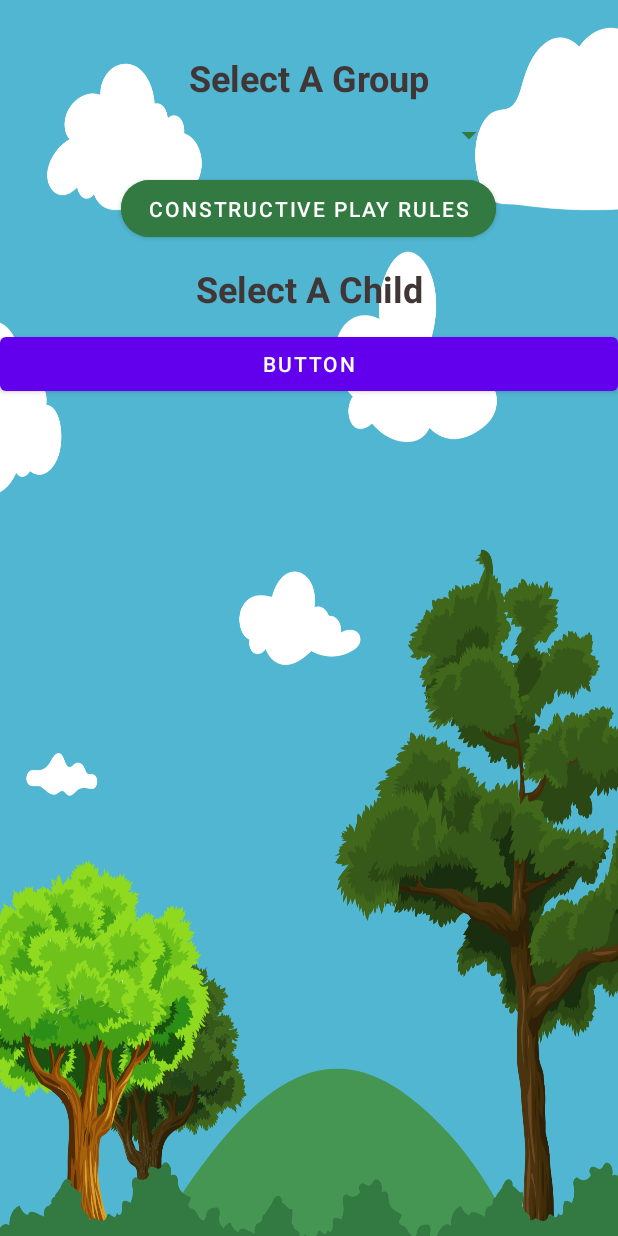
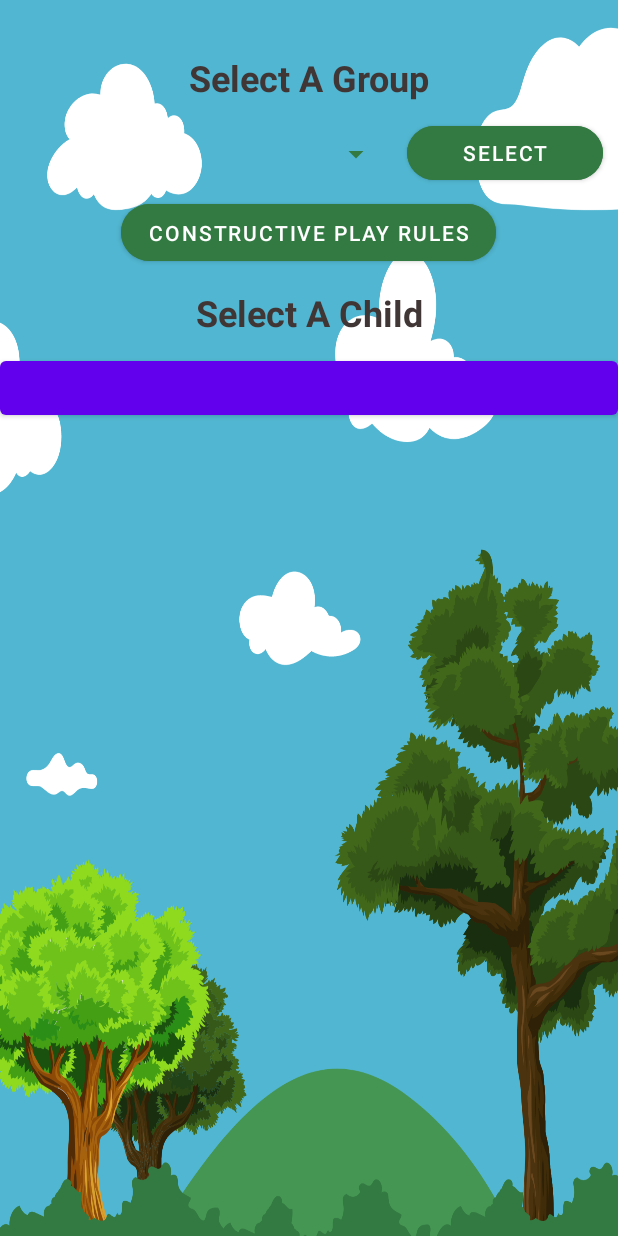
Before and after one commit to GroupA-SODV2999-CapstoneProject/FindAndPlay, an Android app: the PlayerSelect screen opened directly, with no data from a screen before it, on a phone screen of 412 x 824 dp. Run offline under Robolectric (Android 15) with nearby library versions, the phone set to English and light mode, and no system bars; our stand-ins replace Firebase (no records; nobody signed in at launch, a user with empty details on screens opened directly).

Commit message:
Make buttons for selected group in dropdown.

```diff
--- a/app/src/main/java/com/hfad/findandplayA/PlayerSelect.java
+++ b/app/src/main/java/com/hfad/findandplayA/PlayerSelect.java
@@ -1,29 +1,38 @@
 package com.hfad.findandplayA;
 
-import androidx.appcompat.app.AppCompatActivity;
-
-import com.hfad.findandplayA.Groups;
-
+import android.content.Context;
 import android.content.Intent;
 import android.content.res.ColorStateList;
 import android.graphics.drawable.GradientDrawable;
 import android.os.Bundle;
+import android.util.Log;
 import android.view.View;
-import android.widget.AdapterView;
 import android.widget.ArrayAdapter;
 import android.widget.Button;
 import android.widget.LinearLayout;
 import android.widget.ScrollView;
 import android.widget.Spinner;
+
+import androidx.annotation.NonNull;
+import androidx.appcompat.app.AppCompatActivity;
+
+import com.google.android.gms.tasks.OnCompleteListener;
+import com.google.android.gms.tasks.Task;
+import com.google.firebase.firestore.FirebaseFirestore;
+import com.google.firebase.firestore.QueryDocumentSnapshot;
+import com.google.firebase.firestore.QuerySnapshot;
+
 import java.util.ArrayList;
 
 
-public class PlayerSelect extends AppCompatActivity implements AdapterView.OnItemSelectedListener{
+public class PlayerSelect extends AppCompatActivity{
 
-    private Button  constructivePlayBtn;
+    private Button  constructivePlayBtn, selectBtn;
+    private final String TAG  = "PlayerSelect";
     private Spinner spinner;
     LinearLayout playerButtonLayout;
     ScrollView playerButtonScrollView;
+    Context context;
 
     // childGroups
     private ArrayList<String> allChildGroups = new ArrayList<>();
@@ -37,21 +46,34 @@ public class PlayerSelect extends AppCompatActivity implements AdapterView.OnIte
     protected void onCreate(Bundle savedInstanceState) {
         super.onCreate(savedInstanceState);
         setContentView(R.layout.activity_player_select);
+        context = this;
+        selectBtn = findViewById(R.id.groupSelectBtn);
 
         spinner = (Spinner)findViewById(R.id.groupSelectSpinner); // Dropdown menu for groups
-        spinner.setOnItemSelectedListener(this);
 
         playerButtonLayout = findViewById(R.id.playerButtonLinearLayoutID); // Linear Layout where buttons will be added
         playerButtonScrollView = findViewById(R.id.playerButtonScrollViewLayout); // ScrollView Layout where buttons will be added
         constructivePlayBtn = (Button) findViewById(R.id.constructivePlayRulesBtn);
 
-        getChildGroups();
-
+        FirebaseFirestore db= FirebaseFirestore.getInstance();
+        db.collection("Groups")
+                .get()
+                .addOnCompleteListener(new OnCompleteListener<QuerySnapshot>() {
+                    @Override
+                    public void onComplete(@NonNull Task<QuerySnapshot> task) {
+                        if (task.isSuccessful()) {
+                            for (QueryDocumentSnapshot document : task.getResult()) {
+                                allChildGroups.add(document.getId());
+                            }
                                 // setting childGroups to the dropdown
-        ArrayAdapter<String> adapter = new ArrayAdapter<String>(this, android.R.layout.simple_spinner_dropdown_item, allChildGroups);
+                                ArrayAdapter<String> adapter = new ArrayAdapter<String>(context, android.R.layout.simple_spinner_dropdown_item, allChildGroups);
                                 adapter.setDropDownViewResource((android.R.layout.simple_spinner_dropdown_item)); // Setting dropdown
-        adapter.notifyDataSetChanged();
                                 spinner.setAdapter(adapter);
+                        }else {
+                            Log.w("TAG", "Error getting documents.", task.getException());
+                        }
+                    }
+                });
 
         constructivePlayBtn.setOnClickListener(new View.OnClickListener() {
             @Override
@@ -61,43 +83,48 @@ public class PlayerSelect extends AppCompatActivity implements AdapterView.OnIte
 //                startActivity(constructivePlayIntent);
             }
         });
+
+        selectBtn.setOnClickListener(new View.OnClickListener() {
+            @Override
+            public void onClick(View v) {
+                selectedGroup = spinner.getSelectedItem().toString();
+                createPlayerButtons(selectedGroup);
+            }
+        });
     }
 
-    @Override
-    public void onItemSelected(AdapterView<?> adapterView, View view, int i, long l) {
-        System.out.print("Testing");
-        selectedGroup = spinner.getSelectedItem().toString(); // Getting the selected group
-        createPlayerButtons(selectedGroup);
-    }
-
-    @Override
-    public void onNothingSelected(AdapterView<?> adapterView) {
-
-    }
 
     // gets the child groups via the Groups class and saves them to the allChildGroups ArrayList
     public void getChildGroups(){
         Groups groups = new Groups();
 
         allChildGroups = groups.getGroups();
+
         System.out.print(allChildGroups.toString());
     }
 
     // Will create and add buttons for each child present in a selected group
     protected void createPlayerButtons(String selectedGroup){
-        Groups groups = new Groups();
-
-        allChildren = groups.getChildren();
-        System.out.print(allChildren);
-
-        for (int i = 0; i <= allChildren.size(); i++){
+        FirebaseFirestore db= FirebaseFirestore.getInstance();
+        db.collection("Groups")
+                .document(selectedGroup)
+                .collection("Children")
+                .get()
+                .addOnCompleteListener(task -> {
+                    if (task.isSuccessful()) {
+                        Log.d(TAG, "Query successful: " + selectedGroup);
+                        for (QueryDocumentSnapshot document : task.getResult()) {
+                            Log.d(TAG, document.getId() + " => " + document.getData());
+                            allChildren.add(document.getId());
+                        }
+                        for (int i = 0; i < allChildren.size(); i++) {
 
                             String childName = allChildren.get(i);
 
-            final Button playerButton = new Button(this);
+                            final Button playerButton = new Button(context);
 
-            LinearLayout.LayoutParams buttonParams = new LinearLayout.LayoutParams(390,50);
-            buttonParams.setMargins(10,2,10,2);
+                            LinearLayout.LayoutParams buttonParams = new LinearLayout.LayoutParams(390, 50);
+                            buttonParams.setMargins(10, 2, 10, 2);
 
                             playerButton.setText(childName);
                             playerButton.setBackgroundTintList(ColorStateList.valueOf(getResources().getColor(R.color.darkGreen))); // Sets the button to red
@@ -116,6 +143,10 @@ public class PlayerSelect extends AppCompatActivity implements AdapterView.OnIte
                             });
                             playerButtonLayout.addView(playerButton); //Creates the new button within the above params
                         }
+                    } else {
+                        Log.w(TAG, "Error getting documents.", task.getException());
+                    }
+                });
     }
 
     //Function to open the camera activity
@@ -123,5 +154,4 @@ public class PlayerSelect extends AppCompatActivity implements AdapterView.OnIte
         Intent startGameIntent = new Intent(PlayerSelect.this, CameraFunctionality.class);
         startActivity(startGameIntent);
     }
-
 }
--- a/app/src/main/res/layout-sw600dp/activity_player_select.xml
+++ b/app/src/main/res/layout-sw600dp/activity_player_select.xml
@@ -13,36 +13,58 @@
         android:id="@+id/groupSelectTitleTextView"
         android:layout_width="match_parent"
         android:layout_height="wrap_content"
-        android:layout_marginTop="70dp"
+        android:layout_marginTop="35dp"
         android:layout_marginBottom="20dp"
         android:gravity="center_horizontal"
-        android:text="Select A Group"
+        android:text="@string/selectGrouptitle"
         android:textColor="#413636"
-        android:textSize="70sp"
-        android:textStyle="bold" />
+        android:textSize="40sp"
+        android:textStyle="bold"
+        tools:ignore="TextContrastCheck" />
 
-    <Spinner
-        android:id="@+id/groupSelectSpinner"
+    <LinearLayout
         android:layout_width="match_parent"
-        android:layout_height="75dp"
-        android:layout_marginLeft="75dp"
-        android:layout_marginRight="75dp"
-        android:layout_marginBottom="20dp"
-        android:textAlignment="center" />
+        android:layout_height="100dp"
+        android:orientation="horizontal">
+
+        <Spinner
+            android:id="@+id/groupSelectSpinner"
+            android:layout_width="0dp"
+            android:layout_height="match_parent"
+            android:layout_marginStart="100dp"
+            android:layout_marginEnd="100dp"
+            android:layout_weight="2"
+            android:backgroundTint="@color/darkGreen"
+            android:clickable="false"
+            android:prompt="@string/spinner_prompt"
+            android:textAlignment="center"
+            tools:ignore="SpeakableTextPresentCheck" />
+
+        <Button
+            android:id="@+id/groupSelectBtn"
+            android:layout_width="0dp"
+            android:layout_height="match_parent"
+            android:layout_marginStart="50dp"
+            android:layout_marginEnd="50dp"
+            android:layout_weight="1"
+            android:text="@string/selectBtn"
+            android:backgroundTint="@color/darkGreen"
+            app:cornerRadius="50dp"/>
+    </LinearLayout>
 
     <Button
         android:id="@+id/constructivePlayRulesBtn"
-        android:layout_width="500dp"
+        android:layout_width="250dp"
         android:layout_height="100dp"
         android:layout_gravity="center_horizontal"
         android:layout_marginLeft="10dp"
-        android:layout_marginTop="2dp"
+        android:layout_marginTop="50dp"
         android:layout_marginRight="10dp"
-        android:layout_marginBottom="20dp"
+        android:layout_marginBottom="50dp"
         android:backgroundTint="@color/darkGreen"
-        android:text="Constructive Play Rules"
-        android:textSize="30sp"
-        app:cornerRadius="50dp" />
+        android:text="@string/constrPlayTitle"
+        app:cornerRadius="50dp"
+        tools:ignore="TextContrastCheck" />
 
     <ScrollView
         android:id="@+id/playerButtonScrollViewLayout"
@@ -59,69 +81,22 @@
                 android:id="@+id/playerSelectTitleTextView"
                 android:layout_width="match_parent"
                 android:layout_height="wrap_content"
-                android:layout_marginTop="20sp"
+                android:layout_marginTop="10sp"
                 android:layout_marginBottom="20sp"
                 android:gravity="center_horizontal"
-                android:text="Select A Child"
+                android:text="@string/selectchildTitle"
                 android:textColor="#413636"
-                android:textSize="70sp"
-                android:textStyle="bold" />
+                android:textSize="40sp"
+                android:textStyle="bold"
+                tools:ignore="TextContrastCheck" />
 
-            <TextView
-                android:id="@+id/colorDescriptionTextView"
+            <Button
+                android:id="@+id/button3"
                 android:layout_width="match_parent"
                 android:layout_height="wrap_content"
-                android:layout_marginLeft="60sp"
-                android:layout_marginRight="60sp"
-                android:layout_marginBottom="20sp"
-                android:gravity="center_horizontal"
-                android:text="@string/player_color_change_text"
-                android:textColor="#413636"
-                android:textSize="30sp"
-                android:textStyle="bold" />
+                tools:ignore="SpeakableTextPresentCheck" />
 
 
-            <Button
-                android:id="@+id/playerOneBtn"
-                android:layout_width="800dp"
-                android:layout_height="100dp"
-                android:layout_gravity="center_horizontal"
-                android:layout_marginLeft="10dp"
-                android:layout_marginTop="10dp"
-                android:layout_marginRight="10dp"
-                android:layout_marginBottom="10dp"
-                android:backgroundTint="@color/playerBtnRed"
-                android:text="Brian"
-                android:textSize="30sp"
-                app:cornerRadius="50dp" />
-
-            <Button
-                android:id="@+id/playerTwoBtn"
-                android:layout_width="800dp"
-                android:layout_height="100dp"
-                android:layout_gravity="center_horizontal"
-                android:layout_marginLeft="10dp"
-                android:layout_marginTop="10dp"
-                android:layout_marginRight="10dp"
-                android:layout_marginBottom="10dp"
-                android:backgroundTint="@color/darkGreen"
-                android:text="Ashlee"
-                android:textSize="30sp"
-                app:cornerRadius="50dp" />
-
-            <Button
-                android:id="@+id/playerThreeBtn"
-                android:layout_width="800dp"
-                android:layout_height="100dp"
-                android:layout_gravity="center_horizontal"
-                android:layout_marginLeft="10dp"
-                android:layout_marginTop="10dp"
-                android:layout_marginRight="10dp"
-                android:layout_marginBottom="10dp"
-                android:backgroundTint="@color/playerBtnRed"
-                android:text="Arron"
-                android:textSize="30sp"
-                app:cornerRadius="50dp" />
         </LinearLayout>
     </ScrollView>
 </LinearLayout>
--- a/app/src/main/res/layout/activity_player_select.xml
+++ b/app/src/main/res/layout/activity_player_select.xml
@@ -16,22 +16,39 @@
         android:layout_marginTop="35dp"
         android:layout_marginBottom="10dp"
         android:gravity="center_horizontal"
-        android:text="Select A Group"
+        android:text="@string/selectGrouptitle"
         android:textColor="#413636"
         android:textSize="24sp"
-        android:textStyle="bold" />
+        android:textStyle="bold"
+        tools:ignore="TextContrastCheck" />
 
-    <Spinner
-        android:id="@+id/groupSelectSpinner"
+    <LinearLayout
         android:layout_width="match_parent"
-        android:layout_height="wrap_content"
-        android:layout_marginLeft="75dp"
-        android:layout_marginRight="75dp"
-        android:layout_marginBottom="10dp"
-        android:backgroundTint="@color/darkGreen"
-        android:prompt="@string/spinner_prompt"
-        android:spinnerMode="dropdown"
-        android:textAlignment="center" />
+        android:layout_height="50dp"
+        android:orientation="horizontal">
+
+        <Spinner
+            android:id="@+id/groupSelectSpinner"
+            android:layout_width="0dp"
+            android:layout_height="match_parent"
+            android:layout_weight="2"
+            android:backgroundTint="@color/darkGreen"
+            android:prompt="@string/spinner_prompt"
+            android:spinnerMode="dropdown"
+            android:textAlignment="center"
+            tools:ignore="SpeakableTextPresentCheck" />
+
+        <Button
+            android:id="@+id/groupSelectBtn"
+            android:layout_width="0dp"
+            android:layout_height="wrap_content"
+            android:layout_marginStart="10dp"
+            android:layout_marginEnd="10dp"
+            android:layout_weight="1"
+            android:text="@string/selectBtn"
+            android:backgroundTint="@color/darkGreen"
+            app:cornerRadius="50dp"/>
+    </LinearLayout>
 
     <Button
         android:id="@+id/constructivePlayRulesBtn"
@@ -43,7 +60,7 @@
         android:layout_marginRight="10dp"
         android:layout_marginBottom="2dp"
         android:backgroundTint="@color/darkGreen"
-        android:text="Constructive Play Rules"
+        android:text="@string/constrPlayTitle"
         app:cornerRadius="50dp" />
 
     <ScrollView
@@ -64,16 +81,17 @@
                 android:layout_marginTop="10sp"
                 android:layout_marginBottom="10sp"
                 android:gravity="center_horizontal"
-                android:text="Select A Child"
+                android:text="@string/selectchildTitle"
                 android:textColor="#413636"
                 android:textSize="24sp"
-                android:textStyle="bold" />
+                android:textStyle="bold"
+                tools:ignore="TextContrastCheck" />
 
             <Button
                 android:id="@+id/button3"
                 android:layout_width="match_parent"
                 android:layout_height="wrap_content"
-                android:text="Button" />
+                tools:ignore="SpeakableTextPresentCheck" />
 
 
         </LinearLayout>
--- a/app/src/main/res/values/strings.xml
+++ b/app/src/main/res/values/strings.xml
@@ -47,5 +47,9 @@
     <string name="your_group">Your Group</string>
     <string name="create_account">Create Account</string>
     <string name="update_user_data">Update User</string>
+    <string name="selectGrouptitle">Select A Group</string>
+    <string name="constrPlayTitle">Constructive Play Rules</string>
+    <string name="selectchildTitle">Select A Child</string>
+    <string name="selectBtn">Select</string>
 
 </resources>
```
Lines whose indentation alone changed are shown as unchanged.
